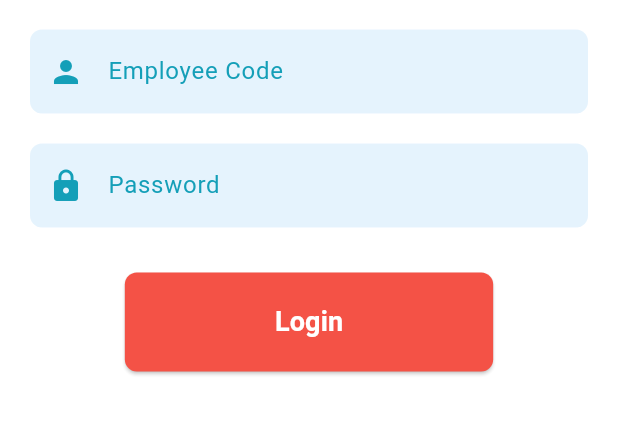
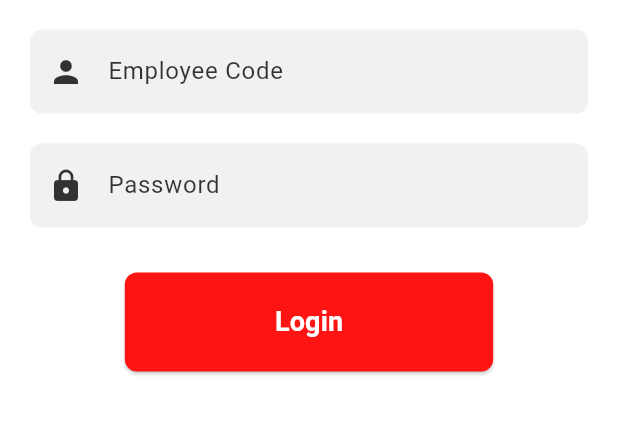
Before and after one commit to FoxtonResearchTech/fox_connect, a Flutter app: the LoginScreen screen opened directly, on a phone screen of 412 x 824 dp, the part 494-929 px from its top. Run offline on Flutter 3.47's test engine with Material 3 defaults, Android fonts, the phone set to English and light mode, and no system bars; drawn by our look-alikes of flutter_animate; our stand-ins replace connectivity_plus, lottie; Roboto replaces fonts that are missing (LeagueSpartan).

Commit message:
first_commit

```diff
--- a/lib/main.dart
+++ b/lib/main.dart
@@ -17,7 +17,7 @@ class MyApp extends StatelessWidget {
   Widget build(BuildContext context) {
     return MaterialApp(
       debugShowCheckedModeBanner: false,
-      home: ConnectivityChecker(child: TaskRegistration()),
+      home: ConnectivityChecker(child: LoginScreen()),
     );
   }
 }
--- a/lib/presentation/authentication/login_page.dart
+++ b/lib/presentation/authentication/login_page.dart
@@ -138,14 +138,14 @@ class _LoginScreenState extends State<LoginScreen>
                         controller: _emailController,
                         decoration: InputDecoration(
                           prefixIcon:
-                          Icon(Icons.person, color: Color(0xff0097b2)),
+                          Icon(Icons.person, color: Colors.black87),
                           labelText: 'Employee Code',
                           labelStyle: TextStyle(
-                            color: Color(0xff0097b2),
+                            color: Colors.black87,
                             fontFamily: 'LeagueSpartan',
                           ),
                           filled: true,
-                          fillColor: Colors.blue[50],
+                          fillColor: Color(0xff606060).withOpacity(0.1),
                           border: OutlineInputBorder(
                             borderRadius: BorderRadius.circular(8),
                             borderSide: BorderSide.none,
@@ -162,14 +162,14 @@ class _LoginScreenState extends State<LoginScreen>
                         controller: _passwordController,
                         decoration: InputDecoration(
                           prefixIcon:
-                          Icon(Icons.lock, color: Color(0xff0097b2)),
+                          Icon(Icons.lock, color: Colors.black87),
                           labelText: 'Password',
                           labelStyle: TextStyle(
-                            color: Color(0xff0097b2),
+                            color: Colors.black87,
                             fontFamily: 'LeagueSpartan',
                           ),
                           filled: true,
-                          fillColor: Colors.blue[50],
+                          fillColor:Color(0xff606060).withOpacity(0.1),
                           border: OutlineInputBorder(
                             borderRadius: BorderRadius.circular(8),
                             borderSide: BorderSide.none,
--- a/lib/widget/custom_button.dart
+++ b/lib/widget/custom_button.dart
@@ -26,7 +26,7 @@ class CustomButton extends StatelessWidget {
       ),
       style: ElevatedButton.styleFrom(
         padding: EdgeInsets.symmetric(horizontal: 100, vertical: 20),
-        backgroundColor: Colors.red,
+        backgroundColor: Color(0xffFF0000),
         shape: RoundedRectangleBorder(
           borderRadius: BorderRadius.circular(8),
         ),
```
